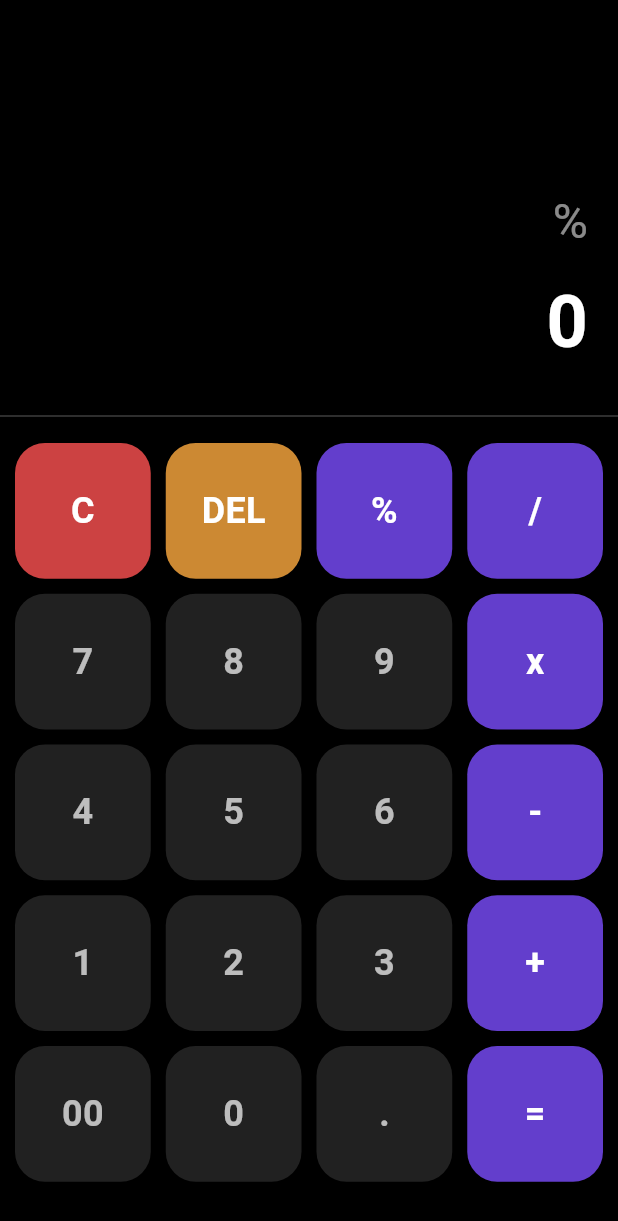
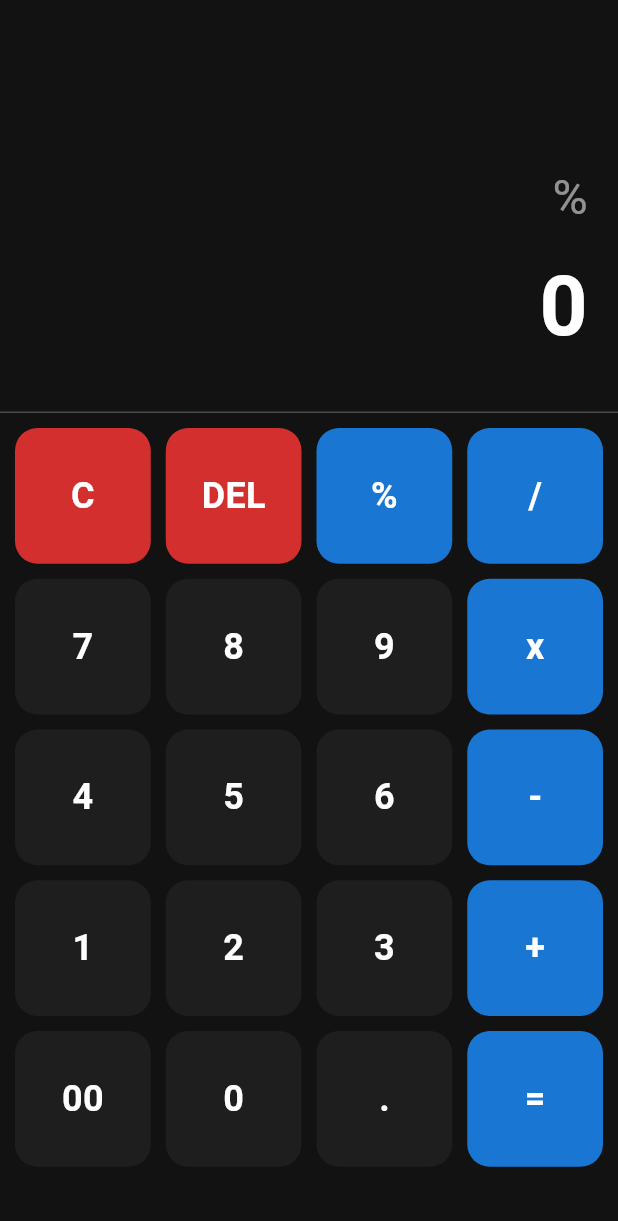
Before and after one commit to Omsaraiya/SCT_AD_1, a Flutter app: the screen it shows after launch, after a tap on an icon or button, on a phone screen of 412 x 824 dp. Shown: the top 1221 px of the screen. Run offline on Flutter 3.47's test engine with Material 3 defaults, Android fonts, the phone set to English and light mode, and no system bars; our stand-ins replace math_expressions.

Commit message:
feat: integrated math logic, live preview, number formatting and fixed UI overflow

```diff
--- a/lib/main.dart
+++ b/lib/main.dart
@@ -1,5 +1,5 @@
 import 'package:flutter/material.dart';
-import 'screens/calculator_screen.dart'; // Nayi file ko link kiya
+import 'screens/calculator_screen.dart';
 
 void main() {
   runApp(const CalculatorApp());
--- a/lib/screens/calculator_screen.dart
+++ b/lib/screens/calculator_screen.dart
@@ -1,5 +1,7 @@
 import 'package:flutter/material.dart';
-import 'package:math_expressions/math_expressions.dart'; // Math package import kiya
+import 'package:flutter/services.dart'; // For haptic feedback
+import 'package:math_expressions/math_expressions.dart'; // For math logic
+import 'package:intl/intl.dart'; // For formatting numbers with commas
 
 class CalculatorScreen extends StatefulWidget {
   const CalculatorScreen({super.key});
@@ -38,38 +40,61 @@ class _CalculatorScreenState extends State<CalculatorScreen> {
   @override
   Widget build(BuildContext context) {
     return Scaffold(
-      backgroundColor: Colors.black,
+      backgroundColor: const Color(
+        0xFF121212,
+      ), // Theme Color 1: Very Dark Grey Background
       body: Column(
         children: [
-          // Display Area
+          // --- DISPLAY AREA ---
           Expanded(
             flex: 1,
             child: Container(
-              padding: const EdgeInsets.all(20),
+              padding: const EdgeInsets.symmetric(horizontal: 20, vertical: 30),
               alignment: Alignment.bottomRight,
               child: Column(
                 mainAxisAlignment: MainAxisAlignment.end,
                 crossAxisAlignment: CrossAxisAlignment.end,
                 children: [
-                  Text(
+                  // Scrollable Input Area to prevent Overflow Error
+                  Expanded(
+                    child: SingleChildScrollView(
+                      reverse:
+                          true, // Automatically scrolls to show the latest typed number
+                      child: Container(
+                        alignment: Alignment.bottomRight,
+                        child: Text(
                           userInput,
-                    style: const TextStyle(fontSize: 32, color: Colors.white54),
+                          style: const TextStyle(
+                            fontSize: 32,
+                            color: Colors.white54,
+                          ),
+                          textAlign: TextAlign.right,
+                        ),
+                      ),
+                    ),
                   ),
                   const SizedBox(height: 10),
-                  Text(
+                  // Auto-Shrinking Answer Area
+                  FittedBox(
+                    fit: BoxFit.scaleDown,
+                    alignment: Alignment.centerRight,
+                    child: Text(
                       answer,
                       style: const TextStyle(
-                      fontSize: 48,
+                        fontSize: 56,
                         fontWeight: FontWeight.bold,
                         color: Colors.white,
+                      ),
                     ),
                   ),
                 ],
               ),
             ),
           ),
-          const Divider(color: Colors.white24),
-          // Keypad Area
+
+          const Divider(color: Colors.white24, height: 1),
+
+          // --- KEYPAD AREA ---
           Expanded(
             flex: 2,
             child: Container(
@@ -86,11 +111,11 @@ class _CalculatorScreenState extends State<CalculatorScreen> {
                     onTap: () {
                       _onButtonPressed(buttons[index]);
                     },
-                    borderRadius: BorderRadius.circular(20),
+                    borderRadius: BorderRadius.circular(15),
                     child: Container(
                       decoration: BoxDecoration(
                         color: _getButtonColor(buttons[index]),
-                        borderRadius: BorderRadius.circular(20),
+                        borderRadius: BorderRadius.circular(15),
                       ),
                       child: Center(
                         child: Text(
@@ -113,8 +138,11 @@ class _CalculatorScreenState extends State<CalculatorScreen> {
     );
   }
 
-  //  BUTTON LOGIC
+  // --- LOGIC FUNCTIONS ---
+  // --- BUTTON LOGIC ---
   void _onButtonPressed(String buttonText) {
+    HapticFeedback.lightImpact();
+
     setState(() {
       if (buttonText == 'C') {
         userInput = '';
@@ -123,61 +151,88 @@ class _CalculatorScreenState extends State<CalculatorScreen> {
         if (userInput.isNotEmpty) {
           userInput = userInput.substring(0, userInput.length - 1);
         }
+        _calculateLivePreview(); // Update preview on delete
       } else if (buttonText == '=') {
-        _calculateMath();
+        _calculateMath(isFinal: true); // Show final answer
       } else {
+        // --- BUG FIX: Prevent multiple operators (e.g., ++ or +x) ---
+        if (_isOperator(buttonText)) {
+          if (userInput.isNotEmpty) {
+            String lastChar = userInput[userInput.length - 1];
+            if (_isOperator(lastChar)) {
+              // Agar last character bhi operator tha, toh usko naye wale se replace kar do
+              userInput =
+                  userInput.substring(0, userInput.length - 1) + buttonText;
+              return;
+            }
+          }
+        }
+
         userInput += buttonText;
+        _calculateLivePreview(); // Update preview as user types
       }
     });
   }
 
-  //  MATH CALCULATION LOGIC
-  void _calculateMath() {
+  // Helper method to check if character is operator
+  bool _isOperator(String x) {
+    return x == '+' || x == '-' || x == 'x' || x == '/' || x == '%';
+  }
+
+  // --- LIVE PREVIEW LOGIC ---
+  void _calculateLivePreview() {
     try {
-      String finalUserInput = userInput;
-      finalUserInput = finalUserInput.replaceAll(
-        'x',
-        '*',
-      ); // 'x' ko math wale '*' se replace kiya
+      if (userInput.isEmpty) {
+        answer = '0';
+        return;
+      }
 
+      // Agar last character operator hai, toh preview mat dikhao (wait for number)
+      if (_isOperator(userInput[userInput.length - 1])) {
+        return;
+      }
+
+      String finalUserInput = userInput.replaceAll('x', '*');
       Parser p = Parser();
       Expression exp = p.parse(finalUserInput);
       ContextModel cm = ContextModel();
       double eval = exp.evaluate(EvaluationType.REAL, cm);
 
-      setState(() {
-        answer = eval.toString();
-        // Agar answer '5.0' jaisa hai, toh '.0' hata do clean dikhne ke liye
-        if (answer.endsWith('.0')) {
-          answer = answer.substring(0, answer.length - 2);
+      if (eval % 1 == 0) {
+        answer = NumberFormat.decimalPattern('en_US').format(eval.toInt());
+      } else {
+        answer = NumberFormat.decimalPattern('en_US').format(eval);
       }
-      });
     } catch (e) {
-      setState(() {
-        answer = "Error"; // Agar user galat format dale jaise "++8"
-      });
+      // Live preview mein agar expression incomplete hai, toh error mat dikhao
     }
   }
 
-  //  UI COLORS HELPER
-  Color _getButtonColor(String x) {
-    if (x == 'C') return Colors.redAccent.withOpacity(0.8);
-    if (x == 'DEL') return Colors.orangeAccent.withOpacity(0.8);
-    if (x == '=' || x == '+' || x == '-' || x == 'x' || x == '/' || x == '%')
-      return Colors.deepPurpleAccent.withOpacity(0.8);
-    return Colors.grey[900]!;
+  // --- FINAL EQUAL BUTTON LOGIC ---
+  void _calculateMath({bool isFinal = false}) {
+    _calculateLivePreview();
   }
 
-  Color _getTextColor(String x) {
-    if (x == 'C' ||
-        x == 'DEL' ||
-        x == '=' ||
+  // --- UI THEME HELPER FUNCTIONS ---
+  Color _getButtonColor(String x) {
+    if (x == 'C' || x == 'DEL') {
+      return const Color(
+        0xFFD32F2F,
+      ); // Theme Color 2: Muted Red for Clear/Delete
+    } else if (x == '=' ||
         x == '+' ||
         x == '-' ||
         x == 'x' ||
         x == '/' ||
-        x == '%')
-      return Colors.white;
-    return Colors.white70;
+        x == '%') {
+      return const Color(
+        0xFF1976D2,
+      ); // Theme Color 3: Professional Blue for Operators
+    }
+    return const Color(0xFF1E1E1E); // Basic Dark Grey for Numbers
+  }
+
+  Color _getTextColor(String x) {
+    return Colors.white; // Uniform white text for readability
   }
 }
--- a/pubspec.yaml
+++ b/pubspec.yaml
@@ -35,6 +35,7 @@ dependencies:
   # Use with the CupertinoIcons class for iOS style icons.
   cupertino_icons: ^1.0.8
   math_expressions: ^3.1.0
+  intl: ^0.20.3
 
 dev_dependencies:
   flutter_test:
```
Also changed, not shown: pubspec.lock, 1 other file. Lines whose indentation alone changed are shown as unchanged.
